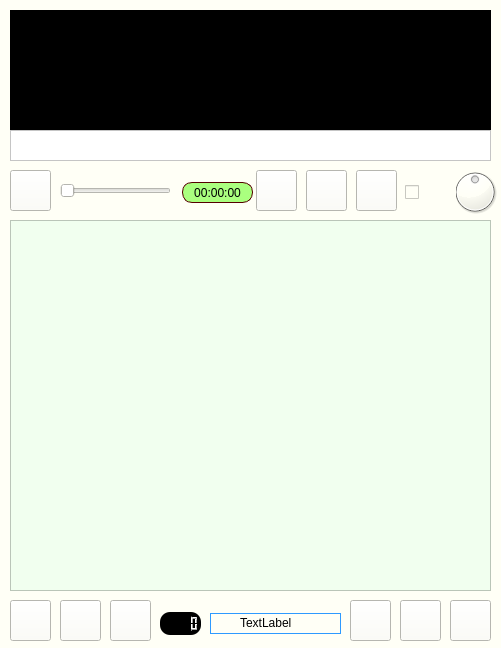
First picture: the form in DIALOG/player.ui, repository dimanchik79/Play-Music, before the edit.
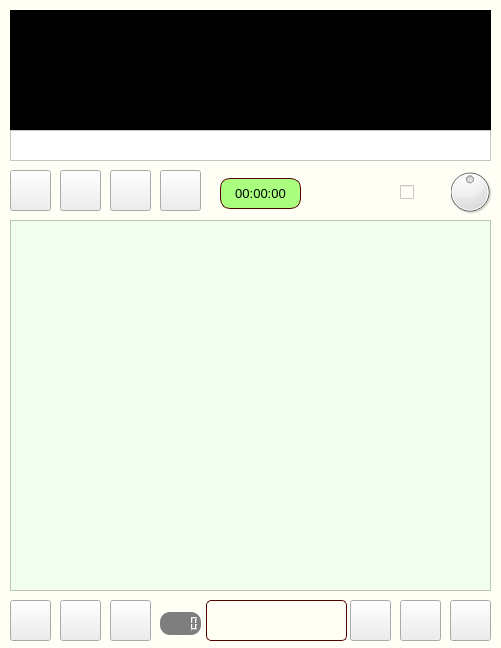
Second picture: the form after the edit. Icons and pictures are not drawn.

```diff
--- a/DIALOG/player.ui
+++ b/DIALOG/player.ui
@@ -31,7 +31,7 @@
    <widget class="QDial" name="volume">
     <property name="geometry">
      <rect>
-      <x>450</x>
+      <x>445</x>
       <y>160</y>
       <width>50</width>
       <height>64</height>
@@ -40,6 +40,9 @@
     <property name="toolTip">
      <string>Volume</string>
     </property>
+    <property name="styleSheet">
+     <string notr="true">background-color: rgb(238, 238, 238);</string>
+    </property>
     <property name="maximum">
      <number>100</number>
     </property>
@@ -56,7 +59,7 @@
    <widget class="QPushButton" name="stop">
     <property name="geometry">
      <rect>
-      <x>256</x>
+      <x>60</x>
       <y>170</y>
       <width>41</width>
       <height>41</height>
@@ -65,6 +68,9 @@
     <property name="toolTip">
      <string>Stop music</string>
     </property>
+    <property name="styleSheet">
+     <string notr="true">background-color: rgb(238, 238, 238);</string>
+    </property>
     <property name="text">
      <string/>
     </property>
@@ -92,7 +98,7 @@
      <string>Play or Pause Music</string>
     </property>
     <property name="styleSheet">
-     <string notr="true"/>
+     <string notr="true">background-color: rgb(238, 238, 238);</string>
     </property>
     <property name="text">
      <string/>
@@ -111,7 +117,7 @@
    <widget class="QPushButton" name="back">
     <property name="geometry">
      <rect>
-      <x>306</x>
+      <x>110</x>
       <y>170</y>
       <width>41</width>
       <height>41</height>
@@ -120,6 +126,9 @@
     <property name="toolTip">
      <string>previous song</string>
     </property>
+    <property name="styleSheet">
+     <string notr="true">background-color: rgb(238, 238, 238);</string>
+    </property>
     <property name="text">
      <string/>
     </property>
@@ -137,7 +146,7 @@
    <widget class="QPushButton" name="forward">
     <property name="geometry">
      <rect>
-      <x>356</x>
+      <x>160</x>
       <y>170</y>
       <width>41</width>
       <height>41</height>
@@ -146,6 +155,9 @@
     <property name="toolTip">
      <string>Next song</string>
     </property>
+    <property name="styleSheet">
+     <string notr="true">background-color: rgb(238, 238, 238);</string>
+    </property>
     <property name="text">
      <string/>
     </property>
@@ -172,6 +184,9 @@
     <property name="toolTip">
      <string>Add songs in playlist</string>
     </property>
+    <property name="styleSheet">
+     <string notr="true">background-color: rgb(238, 238, 238);</string>
+    </property>
     <property name="text">
      <string/>
     </property>
@@ -198,6 +213,9 @@
     <property name="toolTip">
      <string>Rempve song from playlist</string>
     </property>
+    <property name="styleSheet">
+     <string notr="true">background-color: rgb(238, 238, 238);</string>
+    </property>
     <property name="text">
      <string/>
     </property>
@@ -224,6 +242,9 @@
     <property name="toolTip">
      <string>Clear playlist</string>
     </property>
+    <property name="styleSheet">
+     <string notr="true">background-color: rgb(238, 238, 238);</string>
+    </property>
     <property name="text">
      <string/>
     </property>
@@ -250,6 +271,9 @@
     <property name="toolTip">
      <string>Exit program</string>
     </property>
+    <property name="styleSheet">
+     <string notr="true">background-color: rgb(238, 238, 238);</string>
+    </property>
     <property name="text">
      <string/>
     </property>
@@ -345,6 +369,9 @@
     <property name="toolTip">
      <string>Save current playlist</string>
     </property>
+    <property name="styleSheet">
+     <string notr="true">background-color: rgb(238, 238, 238);</string>
+    </property>
     <property name="text">
      <string/>
     </property>
@@ -371,6 +398,9 @@
     <property name="toolTip">
      <string>Open playlist</string>
     </property>
+    <property name="styleSheet">
+     <string notr="true">background-color: rgb(238, 238, 238);</string>
+    </property>
     <property name="text">
      <string/>
     </property>
@@ -391,7 +421,7 @@
     </property>
     <property name="geometry">
      <rect>
-      <x>405</x>
+      <x>400</x>
       <y>182</y>
       <width>51</width>
       <height>20</height>
@@ -415,7 +445,7 @@
      </rect>
     </property>
     <property name="styleSheet">
-     <string notr="true">background-color: black;
+     <string notr="true">background-color: rgb(126, 126, 126);
 border-radius: 10px;
 
 </string>
@@ -424,54 +454,24 @@
      <enum>QFrame::Sunken</enum>
     </property>
    </widget>
-   <widget class="QFrame" name="fplaylist">
-    <property name="geometry">
-     <rect>
-      <x>210</x>
-      <y>613</y>
-      <width>131</width>
-      <height>21</height>
-     </rect>
-    </property>
-    <property name="styleSheet">
-     <string notr="true">border: 1px solid #2E9AFF;</string>
-    </property>
-    <property name="frameShape">
-     <enum>QFrame::StyledPanel</enum>
-    </property>
-    <property name="frameShadow">
-     <enum>QFrame::Raised</enum>
-    </property>
-    <widget class="QLabel" name="r_play">
-     <property name="geometry">
-      <rect>
-       <x>30</x>
-       <y>2</y>
-       <width>61</width>
-       <height>16</height>
-      </rect>
-     </property>
-     <property name="styleSheet">
-      <string notr="true">border: 0px;</string>
-     </property>
-     <property name="text">
-      <string>TextLabel</string>
-     </property>
-    </widget>
-   </widget>
    <widget class="QLabel" name="clock">
     <property name="geometry">
      <rect>
-      <x>182</x>
-      <y>182</y>
-      <width>71</width>
-      <height>21</height>
+      <x>220</x>
+      <y>178</y>
+      <width>81</width>
+      <height>31</height>
      </rect>
     </property>
+    <property name="font">
+     <font>
+      <pointsize>10</pointsize>
+     </font>
+    </property>
     <property name="styleSheet">
      <string notr="true">border: 1px solid rgb(85, 0, 0);
+border-radius: 10px;
 background-color: rgb(170, 255, 127);
-border-radius: 10px;
 </string>
     </property>
     <property name="text">
@@ -481,17 +481,31 @@
      <set>Qt::AlignCenter</set>
     </property>
    </widget>
-   <widget class="QSlider" name="progress">
+   <widget class="QLabel" name="album_txt">
     <property name="geometry">
      <rect>
-      <x>60</x>
-      <y>180</y>
-      <width>111</width>
-      <height>22</height>
+      <x>206</x>
+      <y>600</y>
+      <width>141</width>
+      <height>41</height>
      </rect>
     </property>
-    <property name="orientation">
-     <enum>Qt::Horizontal</enum>
+    <property name="autoFillBackground">
+     <bool>false</bool>
+    </property>
+    <property name="styleSheet">
+     <string notr="true">border: 1px solid rgb(85, 0, 0);
+border-radius: 5px;
+color: rgb(0, 0, 0);</string>
+    </property>
+    <property name="text">
+     <string/>
+    </property>
+    <property name="alignment">
+     <set>Qt::AlignCenter</set>
+    </property>
+    <property name="margin">
+     <number>10</number>
     </property>
    </widget>
   </widget>
```
